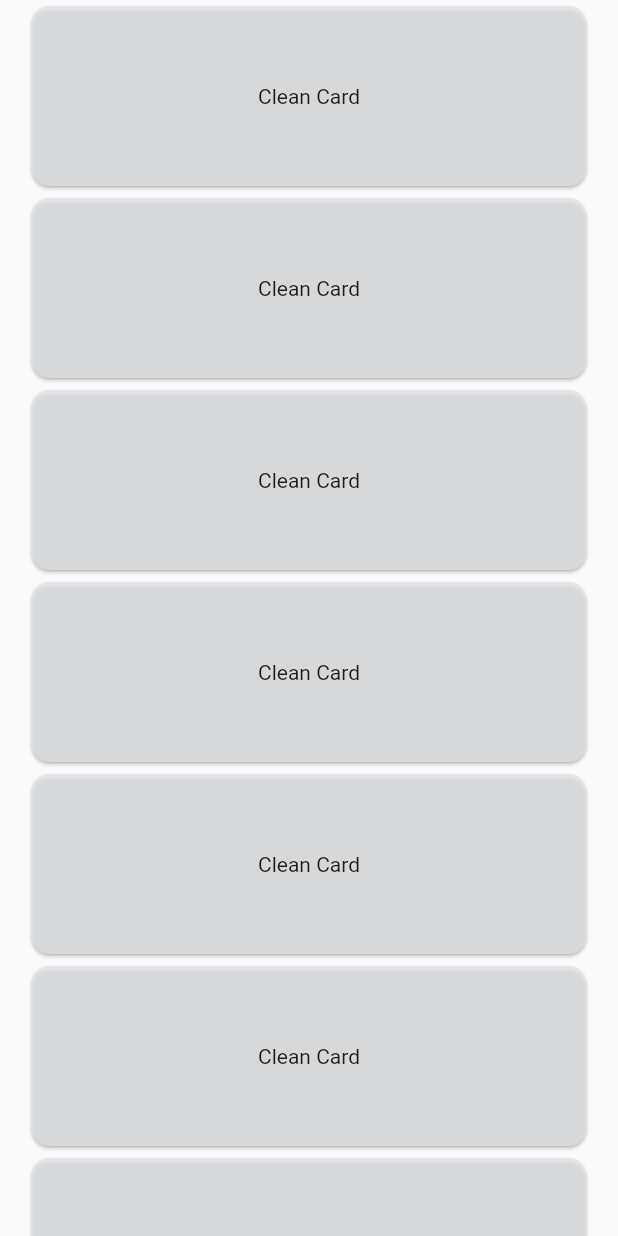
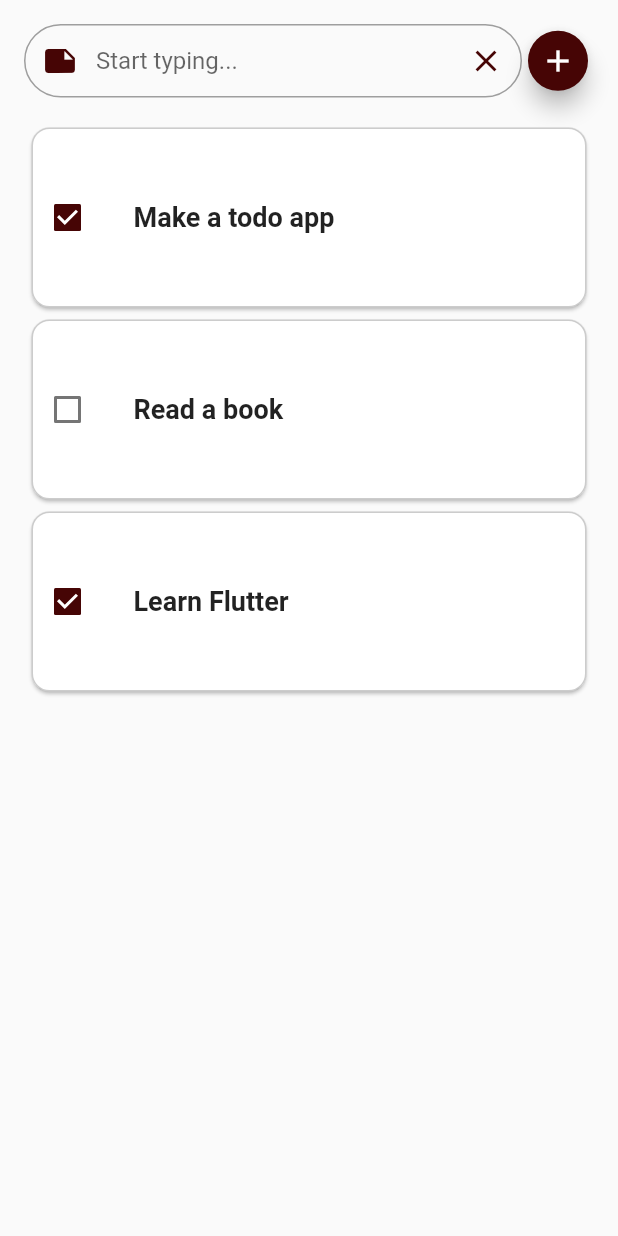
Before and after one commit to andresmolinares/todo_app, a Flutter app: the Todo screen opened directly, on a phone screen of 412 x 824 dp. Run offline on Flutter 3.47's test engine with Material 2 defaults, Android fonts, the phone set to English and light mode, and no system bars.

Commit message:
ToDo view (frontend) complete :white_check_mark:

```diff
--- a/lib/view/menu.dart
+++ b/lib/view/menu.dart
@@ -1,6 +1,5 @@
 import 'package:flutter/material.dart';
 import 'package:todo_app/view/todo.dart';
-import 'package:todo_app/view/widgets/bottom_textfield.dart';
 
 class Menu extends StatefulWidget {
   const Menu({Key? key}) : super(key: key);
@@ -19,7 +18,7 @@ class _MenuS extends State<Menu> {
       'Home',
       style: optionStyle,
     ),
-    BottomTextField(),
+    Todo(),
     Text(
       'About',
       style: optionStyle,
@@ -58,7 +57,7 @@ class _MenuS extends State<Menu> {
             ),
           ],
           currentIndex: _selectedIndex,
-          selectedItemColor: Colors.blue[800],
+          selectedItemColor: const Color(0xFF460505),
           onTap: _onItemTapped,
         ));
   }
--- a/lib/view/todo.dart
+++ b/lib/view/todo.dart
@@ -1,45 +1,146 @@
+import 'dart:isolate';
+
 import 'package:flutter/material.dart';
 
 class Todo extends StatefulWidget {
   const Todo({Key? key}) : super(key: key);
 
   @override
-  State<StatefulWidget> createState() => _Todo();
+  State<Todo> createState() => _TodoState();
 }
 
-class CustomCard extends StatelessWidget {
-  const CustomCard({Key? key}) : super(key: key);
+class CustomCard extends StatefulWidget {
+  final String description;
+  bool isActive;
+
+  CustomCard({Key? key, required this.description, required this.isActive})
+      : super(key: key);
 
   @override
+  State<CustomCard> createState() => _CustomCardState();
+}
+
+class _CustomCardState extends State<CustomCard> {
+  @override
   Widget build(BuildContext context) {
-    return const Center(
+    return Center(
       child: Card(
-          color: Color.fromARGB(193, 224, 227, 230),
-          shape: RoundedRectangleBorder(
-            borderRadius: BorderRadius.all(Radius.circular(12)),
+        color: const Color.fromARGB(255, 255, 255, 255),
+        shape: RoundedRectangleBorder(
+          borderRadius: const BorderRadius.all(Radius.circular(12)),
+          side: BorderSide(
+            color: Colors.black.withOpacity(0.2),
+            width: 1,
           ),
-          child: SizedBox(
-            width: 370,
-            height: 120,
-            child: Center(child: Text('Clean Card')),
-          )),
+        ),
+        child: SizedBox(
+          width: 370,
+          height: 120,
+          child: Row(
+            children: <Widget>[
+              Checkbox(
+                  activeColor: const Color(0xFF460505),
+                  value: widget.isActive,
+                  onChanged: (bool? value) {
+                    setState(() {
+                      widget.isActive = value!;
+                    });
+                  }),
+              const SizedBox(width: 20),
+              Expanded(
+                child: Column(
+                    mainAxisAlignment: MainAxisAlignment.center,
+                    crossAxisAlignment: CrossAxisAlignment.start,
+                    children: <Widget>[
+                      Text(widget.description,
+                          style: const TextStyle(
+                              fontSize: 18, fontWeight: FontWeight.bold))
+                    ]),
+              ),
+            ],
+          ),
+        ),
+      ),
     );
   }
 }
 
-class _Todo extends State<Todo> {
+class _TodoState extends State<Todo> {
+  final _controller = TextEditingController();
+  final List<Map<String, dynamic>> todos = const [
+    {
+      "description": "Make a todo app",
+      "isActive": true,
+    },
+    {
+      "description": "Read a book",
+      "isActive": false,
+    },
+    {
+      "description": "Learn Flutter",
+      "isActive": true,
+    },
+  ];
+  @override
+  void dispose() {
+    _controller.dispose();
+    super.dispose();
+  }
+
   @override
   Widget build(BuildContext context) {
     return Scaffold(
-      body: Container(
-          alignment: Alignment.center,
+        body: Column(
+      children: <Widget>[
+        Container(
+            alignment: Alignment.bottomCenter,
+            padding: const EdgeInsets.all(16.0),
+            child: Row(
+              children: <Widget>[
+                Flexible(
+                  child: TextField(
+                    controller: _controller,
+                    decoration: InputDecoration(
+                      enabledBorder: const OutlineInputBorder(
+                          borderRadius: BorderRadius.all(Radius.circular(30.0)),
+                          borderSide: BorderSide(color: Colors.grey)),
+                      hintText: 'Start typing...',
+                      contentPadding: const EdgeInsets.all(15),
+                      focusedBorder: const OutlineInputBorder(
+                        borderRadius: BorderRadius.all(Radius.circular(30.0)),
+                        borderSide: BorderSide(
+                          color: Color(0xFF460505),
+                        ),
+                      ),
+                      prefixIcon:
+                          const Icon(Icons.note, color: Color(0xFF460505)),
+                      suffixIcon: IconButton(
+                        onPressed: _controller.clear,
+                        icon: const Icon(Icons.clear, color: Color(0xFF460505)),
+                      ),
+                    ),
+                  ),
+                ),
+                FloatingActionButton.small(
+                    backgroundColor: const Color(0xFF460505),
+                    onPressed: () {
+                      print(_controller.text);
+                    },
+                    child: const Icon(Icons.add))
+              ],
+            )),
+        Expanded(
           child: ListView.builder(
             physics: const BouncingScrollPhysics(),
-            itemCount: 10,
+            itemCount: todos.length,
             itemBuilder: (context, index) {
-              return const CustomCard();
+              return CustomCard(
+                  description: todos[index]['description'],
+                  isActive: todos[index]['isActive']);
             },
-          )),
-    );
+          ),
+        )
+      ],
+    ));
   }
 }
```
Also changed, not shown: lib/view/widgets/bottom_textfield.dart (deleted, +0 -93 lines).
